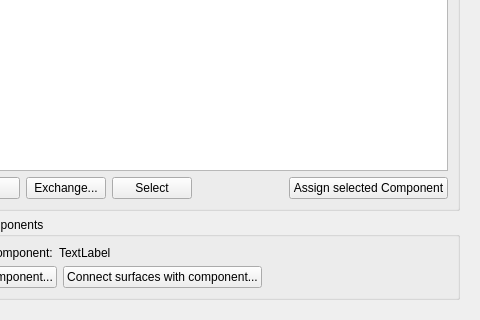
First picture: the form in SIM-VICUS/src/SVPropBuildingEditWidget.ui, repository ghorwin/SIM-VICUS, before the edit; both pictures show x 92 to 572 and y 410 to 730 of the 572 by 730 pixel window.
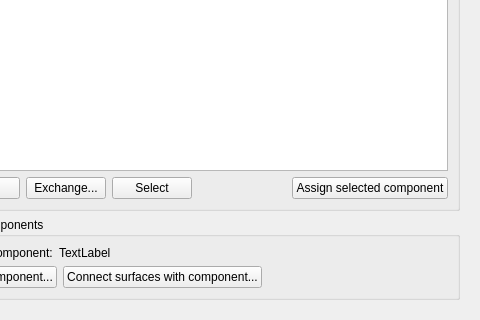
Second picture: the form after the edit. Custom widgets are drawn as their Qt base class.

Commit message: Updated assignment of selected component

The edit to the form file:
```diff
--- a/SIM-VICUS/src/SVPropBuildingEditWidget.ui
+++ b/SIM-VICUS/src/SVPropBuildingEditWidget.ui
@@ -74,7 +74,7 @@
           <item row="1" column="4">
            <widget class="QPushButton" name="pushButtonAssignSelComponent">
             <property name="text">
-             <string>Assign selected Component</string>
+             <string>Assign selected component</string>
             </property>
            </widget>
           </item>
```
The commit also changes 1 other file.
